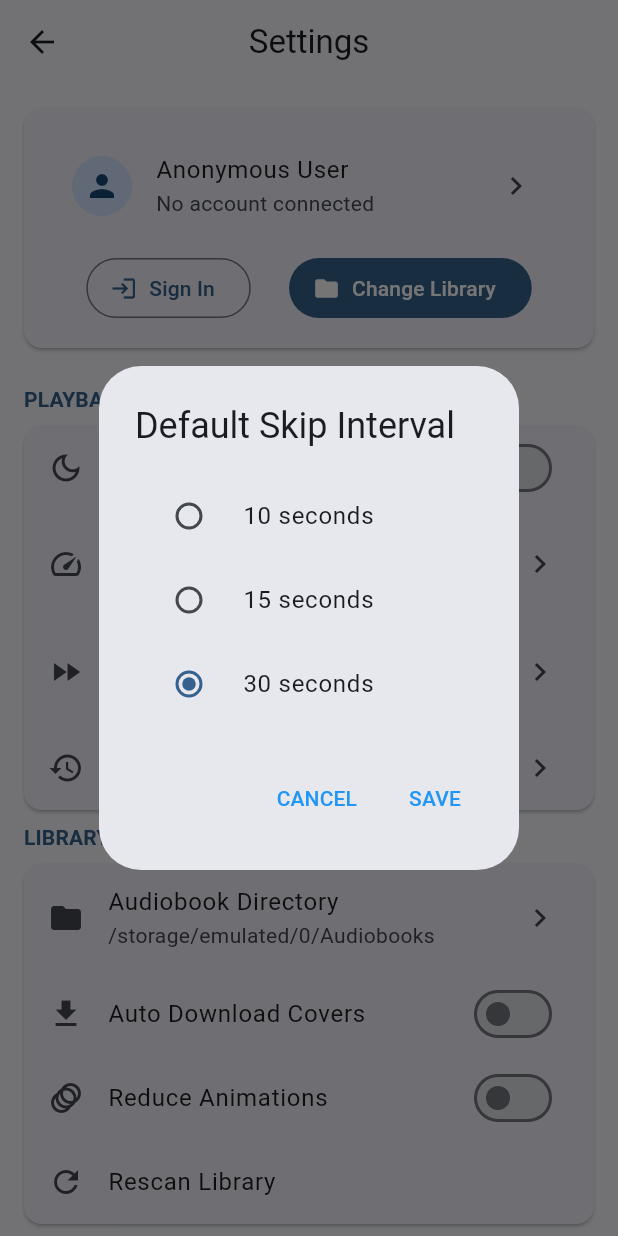
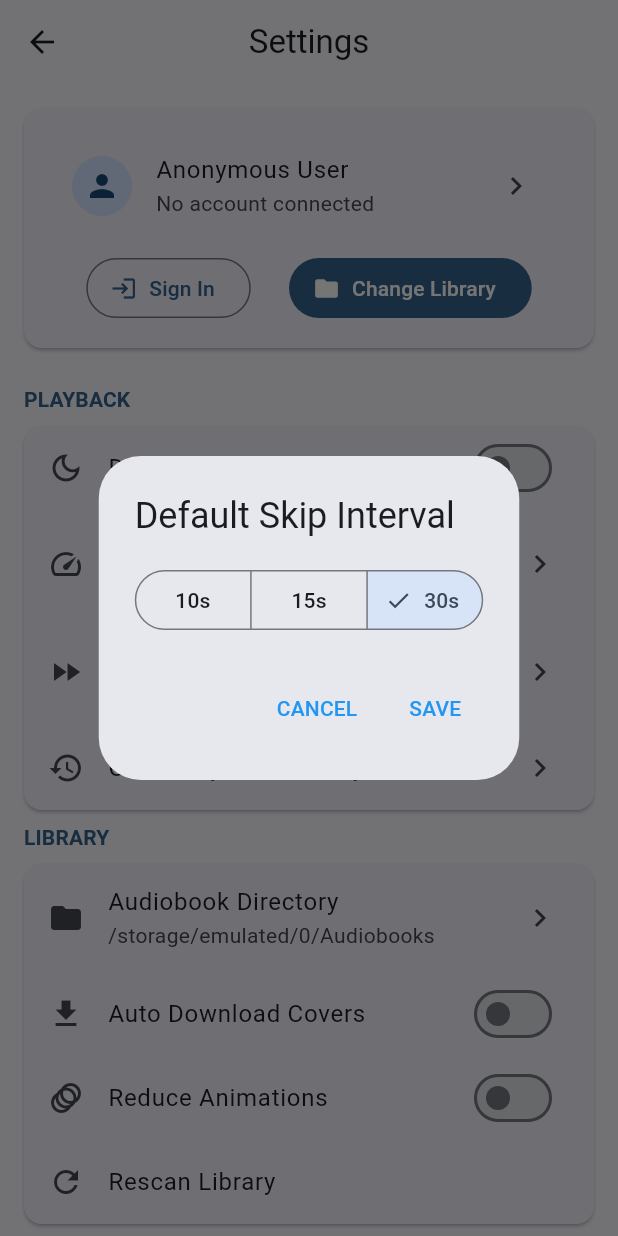
Before and after one commit to chaudhary-tushar/Dash-Playbooks, a Flutter app: the SettingsScreen screen opened directly, after a tap on "Default Skip Interval", on a phone screen of 412 x 824 dp. Run offline on Flutter 3.47's test engine with Material 3 defaults, Android fonts, the phone set to English and light mode, and no system bars; our stand-ins replace audio_service, cloud_firestore, equatable, file_picker, firebase_auth, firebase_core and 5 more; accounts and stored records are empty; generated files the repository leaves out were written again; statements that could not run were skipped.

Commit message:
removed critical errors ion flutter analyze commadn for project

```diff
--- a/app/flutbook/analysis_options.yaml
+++ b/app/flutbook/analysis_options.yaml
@@ -7,6 +7,8 @@ analyzer:
     avoid_slow_async_io: ignore
     document_ignores: ignore
     flutter_style_todos: ignore
+    omit_local_variable_types: ignore
+    unused_element: ignore
     use_setters_to_change_properties: ignore
   exclude:
     - lib/l10n/gen/*
--- a/app/flutbook/lib/features/auth/data/repositories/user_repository_impl.dart
+++ b/app/flutbook/lib/features/auth/data/repositories/user_repository_impl.dart
@@ -182,7 +182,7 @@ class UserRepositoryImpl implements UserRepository {
       return UserSettings.fromMap(settings);
     } catch (e) {
       // Return default settings if none exist
-      return UserSettings.defaultSettings();
+      return UserSettings.defaults();
     }
   }
 
@@ -272,7 +272,7 @@ class UserRepositoryImpl implements UserRepository {
   }
 
   @override
-  Future<void> updateLocalData(String itemId, Object data) {
+  Future<void> updateLocalData(String itemId, dynamic data) {
     // TODO: implement updateLocalData
     throw UnimplementedError();
   }
@@ -284,7 +284,7 @@ class UserRepositoryImpl implements UserRepository {
   }
 
   @override
-  Future<void> updateRemoteData(String itemId, Object data) {
+  Future<void> updateRemoteData(String itemId, dynamic data) {
     // TODO: implement updateRemoteData
     throw UnimplementedError();
   }
--- a/app/flutbook/lib/features/auth/presentation/providers/auth_provider.dart
+++ b/app/flutbook/lib/features/auth/presentation/providers/auth_provider.dart
@@ -1,6 +1,5 @@
 import 'package:flutbook/core/provider/providers.dart';
 import 'package:flutbook/features/auth/domain/entities/user_profile.dart';
-import 'package:flutter/foundation.dart';
 import 'package:flutter_riverpod/flutter_riverpod.dart';
 
 // Auth State class to represent the authentication state
@@ -61,7 +60,7 @@ class AuthNotifier extends Notifier<AuthState> {
     });
 
     // Check current user after provider initialization
-    unawaited(Future.microtask(() async {
+    Future.microtask(() async {
       try {
         await checkCurrentUser();
       } catch (e) {
@@ -72,7 +71,7 @@ class AuthNotifier extends Notifier<AuthState> {
           state = const AuthState();
         }
       }
-    }));
+    });
 
     // Start with loading state, but avoid Firebase calls if they would fail
     return const AuthState(isLoading: true);
--- a/app/flutbook/lib/features/directory_selection/data/datasources/metadat_extractor_ds.dart
+++ b/app/flutbook/lib/features/directory_selection/data/datasources/metadat_extractor_ds.dart
@@ -37,7 +37,7 @@ class MetadataExtractionDatasource {
       var author = '';
       const album = '';
       String? coverArtPath;
-      Duration duration = Duration.zero; // Initialize with zero as default
+      var duration = Duration.zero; // Initialize with zero as default
       var chapters = <Chapter>[];
 
       try {
--- a/app/flutbook/lib/features/directory_selection/domain/usecases/scan_library_usecase.dart
+++ b/app/flutbook/lib/features/directory_selection/domain/usecases/scan_library_usecase.dart
@@ -2,6 +2,7 @@
 
 import 'package:flutbook/features/directory_selection/data/datasources/metadat_extractor_ds.dart';
 import 'package:flutbook/features/library/data/datasources/audiobook_local_ds.dart';
+import 'package:flutbook/features/library/domain/entities/audiobook.dart';
 
 class ScanLibraryUseCase {
   /// Scans a directory and updates the local library
--- a/app/flutbook/lib/features/library/presentation/views/library_screen.dart
+++ b/app/flutbook/lib/features/library/presentation/views/library_screen.dart
@@ -218,7 +218,7 @@ class LibraryScreen extends ConsumerWidget {
             ),
           ),
 
-          // Audiobook list
+          // Audiobook list with flexible height
           Expanded(
             child: _buildLibraryContent(
               context,
@@ -385,7 +385,7 @@ class LibraryScreen extends ConsumerWidget {
                       audiobook.lastPlayedAt != null &&
                           audiobook.duration.inSeconds > 0
                       ? (DateTime.now()
-                                    .difference(audiobook.lastPlayedAt)
+                                    .difference(audiobook.lastPlayedAt!)
                                     .inSeconds /
                                 audiobook.duration.inSeconds)
                             .clamp(0.0, 1.0)
@@ -426,7 +426,7 @@ class LibraryScreen extends ConsumerWidget {
                       audiobook.lastPlayedAt != null &&
                           audiobook.duration.inSeconds > 0
                       ? (DateTime.now()
-                                    .difference(audiobook.lastPlayedAt)
+                                    .difference(audiobook.lastPlayedAt!)
                                     .inSeconds /
                                 audiobook.duration.inSeconds)
                             .clamp(0.0, 1.0)
--- a/app/flutbook/lib/features/player/data/datasources/audio_service_handler.dart
+++ b/app/flutbook/lib/features/player/data/datasources/audio_service_handler.dart
@@ -3,6 +3,7 @@ import 'dart:async';
 
 import 'package:audio_service/audio_service.dart';
 import 'package:flutbook/features/library/domain/entities/audiobook.dart';
+import 'package:flutter/foundation.dart';
 import 'package:just_audio/just_audio.dart';
 
 // Define a simple PlaybackState class for internal use that matches the expected structure
@@ -52,11 +53,12 @@ class AudioServiceHandler extends BaseAudioHandler {
   Timer? _sleepTimer;
   Timer? _sleepTimerCountdown;
   bool _sleepTimerActive = false;
+  bool _sleepTimerEndOfChapter = false;
 
   // Audio focus management
   bool _hasAudioFocus = false;
   Timer? _playPauseDebounceTimer;
-  bool _isPlayPauseActionInProgress = false;
+  final bool _isPlayPauseActionInProgress = false;
 
   @override
   Future<void> play() async {
--- a/app/flutbook/lib/features/player/presentation/views/playback_screen.dart
+++ b/app/flutbook/lib/features/player/presentation/views/playback_screen.dart
@@ -4,6 +4,7 @@ import 'package:flutbook/features/player/presentation/providers/playback_provide
 import 'package:flutbook/features/player/presentation/widgets/chapters_list.dart';
 import 'package:flutbook/features/player/presentation/widgets/progress_bar.dart';
 import 'package:flutbook/features/player/presentation/widgets/sleep_timer_dialog.dart';
+import 'package:flutter/foundation.dart';
 import 'package:flutter/material.dart';
 import 'package:flutter_riverpod/flutter_riverpod.dart';
 
--- a/app/flutbook/lib/features/player/presentation/widgets/progress_bar.dart
+++ b/app/flutbook/lib/features/player/presentation/widgets/progress_bar.dart
@@ -1,6 +1,7 @@
 // lib/presentation/widgets/progress_bar.dart
 import 'dart:async';
 
+import 'package:flutter/foundation.dart';
 import 'package:flutter/material.dart';
 
 class ProgressBar extends StatefulWidget {
@@ -18,7 +19,7 @@ class ProgressBar extends StatefulWidget {
   final Duration currentPosition;
   final Duration totalDuration;
   final List<Duration> chapterMarkers; // Positions of chapters if available
-  final Function(Duration) onSeek;
+  final void Function(Duration) onSeek;
   final Future<void> Function()? onSeekStart;
   final Future<void> Function(Duration)? onSeekEnd;
   final bool isLoading;
--- a/app/flutbook/lib/features/settings/domain/entities/user_settings.dart
+++ b/app/flutbook/lib/features/settings/domain/entities/user_settings.dart
@@ -1,4 +1,6 @@
 class UserSettings {
+
+  UserSettings.defaults() : syncEnabled = true, localLibraryPath = null;
   UserSettings({
     required this.syncEnabled,
     this.localLibraryPath,
@@ -12,8 +14,6 @@ class UserSettings {
   }
   final bool syncEnabled;
   final String? localLibraryPath;
-
-  UserSettings.defaults() : syncEnabled = true, localLibraryPath = null;
 
   Map<String, dynamic> toMap() => {
     'syncEnabled': syncEnabled,
--- a/app/flutbook/lib/features/settings/presentation/view/settings_screen.dart
+++ b/app/flutbook/lib/features/settings/presentation/view/settings_screen.dart
@@ -356,46 +356,18 @@ class SettingsScreenState extends State<SettingsScreen> {
           title: const Text('Default Skip Interval'),
           content: StatefulBuilder(
             builder: (BuildContext context, StateSetter setState) {
-              return Column(
-                mainAxisSize: MainAxisSize.min,
-                children: [
-                  RadioListTile<int>(
-                    title: const Text('10 seconds'),
-                    value: 10,
-                    groupValue: currentInterval,
-                    onChanged: (int? value) {
-                      if (value != null) {
-                        setState(() {
-                          currentInterval = value;
-                        });
-                      }
-                    },
-                  ),
-                  RadioListTile<int>(
-                    title: const Text('15 seconds'),
-                    value: 15,
-                    groupValue: currentInterval,
-                    onChanged: (int? value) {
-                      if (value != null) {
-                        setState(() {
-                          currentInterval = value;
-                        });
-                      }
-                    },
-                  ),
-                  RadioListTile<int>(
-                    title: const Text('30 seconds'),
-                    value: 30,
-                    groupValue: currentInterval,
-                    onChanged: (int? value) {
-                      if (value != null) {
-                        setState(() {
-                          currentInterval = value;
-                        });
-                      }
-                    },
-                  ),
+              return SegmentedButton<int>(
+                segments: const [
+                  ButtonSegment(label: Text('10s'), value: 10),
+                  ButtonSegment(label: Text('15s'), value: 15),
+                  ButtonSegment(label: Text('30s'), value: 30),
                 ],
+                selected: {currentInterval},
+                onSelectionChanged: (Set<int> newSelection) {
+                  setState(() {
+                    currentInterval = newSelection.first;
+                  });
+                },
               );
             },
           ),
--- a/app/flutbook/lib/features/splash/presentation/view/splash_screen.dart
+++ b/app/flutbook/lib/features/splash/presentation/view/splash_screen.dart
@@ -1,6 +1,7 @@
 // lib/presentation/screens/splash_screen.dart
 import 'dart:async';
 
+import 'package:flutter/foundation.dart';
 import 'package:flutter/material.dart';
 
 class SplashScreen extends StatefulWidget {
```
Also changed, not shown: app/flutbook/lib/core/theme/material_3_theme.dart (+4 -6 lines), app/flutbook/lib/features/auth/presentation/widgets/login_buttons.dart (+4 -4 lines), app/flutbook/lib/features/library/presentation/views/audiobook_detail_screen.dart (+25 -7 lines), app/flutbook/lib/features/player/presentation/widgets/chapters_list.dart (line endings or trailing spaces), app/flutbook/lib/firebase_options.dart, 1 other file.
